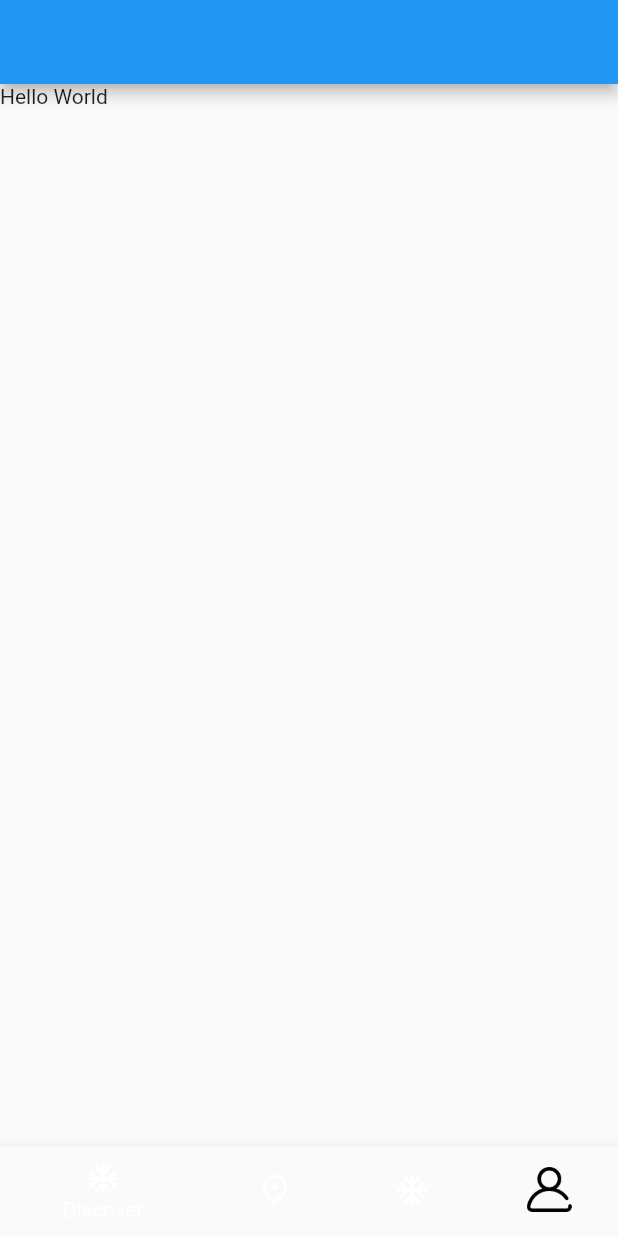
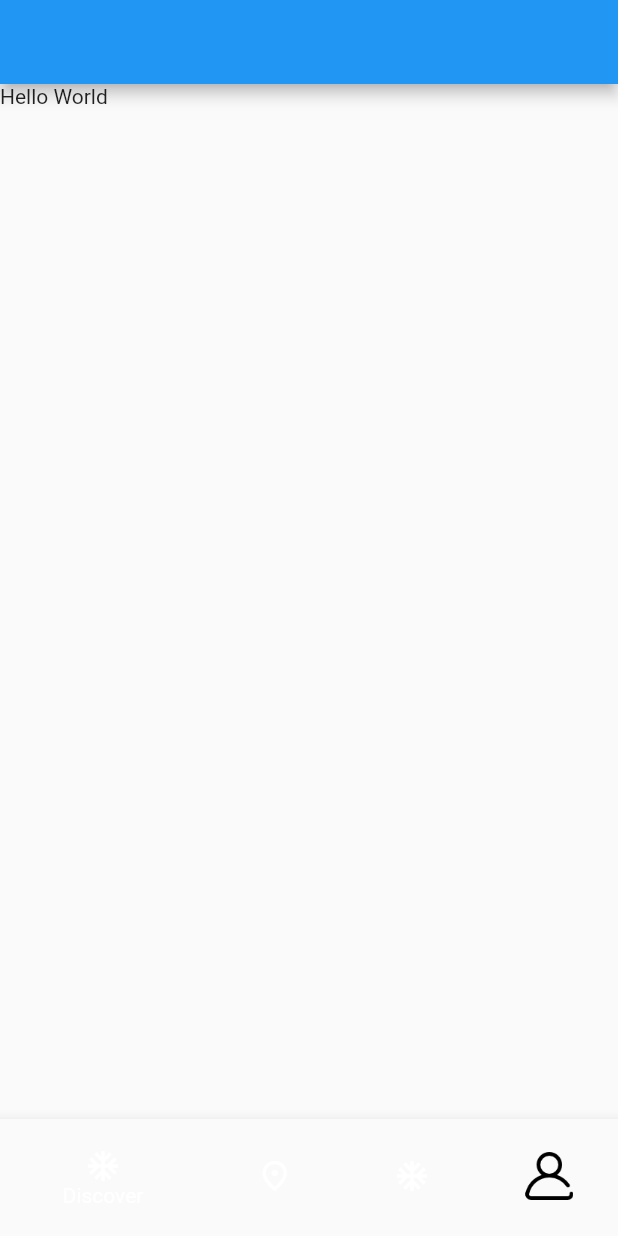
Before and after one commit to dnamme/mobile-dev-challenge, a Flutter app: the screen it shows after launch, on a phone screen of 412 x 824 dp. Run offline on Flutter 3.47's test engine with Material 2 defaults, Android fonts, the phone set to English and light mode, and no system bars; our stand-ins replace google_fonts; missing offline and left inert: dart:ffi.

Commit message:
Using IconButton

```diff
--- a/lib/main.dart
+++ b/lib/main.dart
@@ -1,3 +1,5 @@
+import 'dart:ffi';
+
 import 'package:flutter/material.dart';
 import 'package:google_fonts/google_fonts.dart';
 
@@ -49,8 +51,10 @@ class _HomeState extends State<Home> {
               new BottomNavigationBarItem(
                   icon: new Icon(Icons.ac_unit), label: 'Learn'),
               new BottomNavigationBarItem(
-                  icon: new Image.asset('assets/icons/profile_64px.png',
-                      width: 30.00, height: 30.00),
+                  icon: new IconButton(
+                    icon: new Image.asset('assets/icons/profile_64px.png'),
+                    onPressed: null,
+                  ),
                   label: 'Profile')
             ]));
   }
```
